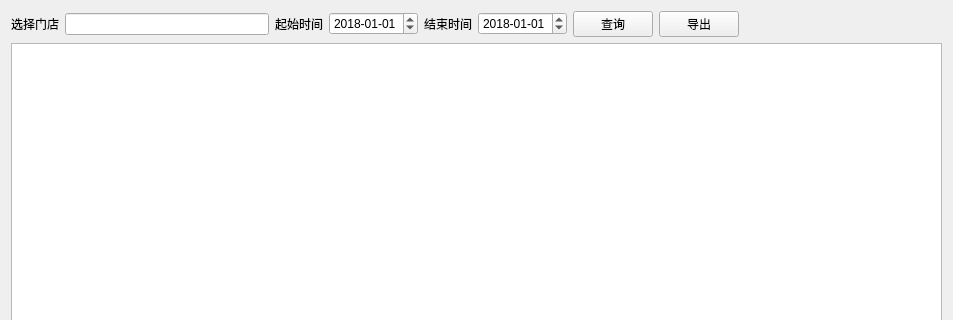
Above: View/operation/ui/ui_sub_service_operation_data.ui from zgj0607/Py-store before the change; both pictures show x 0 to 953 and y 0 to 320 of the 953 by 601 pixel window. Below: the same form after it.
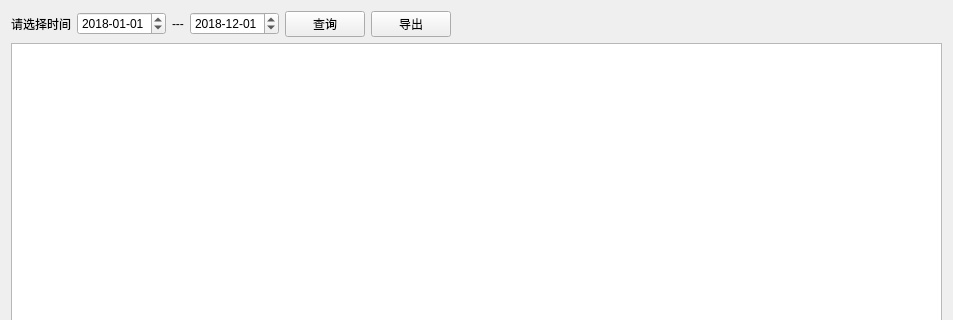
That is the form after the change.

```diff
--- a/View/operation/ui/ui_sub_service_operation_data.ui
+++ b/View/operation/ui/ui_sub_service_operation_data.ui
@@ -16,20 +16,10 @@
   <layout class="QVBoxLayout" name="verticalLayout">
    <item>
     <layout class="QHBoxLayout" name="horizontalLayout">
-     <item>
-      <widget class="QLabel" name="label_3">
-       <property name="text">
-        <string>选择门店</string>
-       </property>
-      </widget>
-     </item>
-     <item>
-      <widget class="QLineEdit" name="lineEdit"/>
-     </item>
      <item>
       <widget class="QLabel" name="label">
        <property name="text">
-        <string>起始时间</string>
+        <string>请选择时间</string>
        </property>
       </widget>
      </item>
@@ -50,7 +40,7 @@
      <item>
       <widget class="QLabel" name="label_2">
        <property name="text">
-        <string>结束时间</string>
+        <string>---</string>
        </property>
       </widget>
      </item>
@@ -59,7 +49,7 @@
        <property name="date">
         <date>
          <year>2018</year>
-         <month>1</month>
+         <month>12</month>
          <day>1</day>
         </date>
        </property>
```
Left out of the diff: 8 changed lines with no effect on the pictures.
